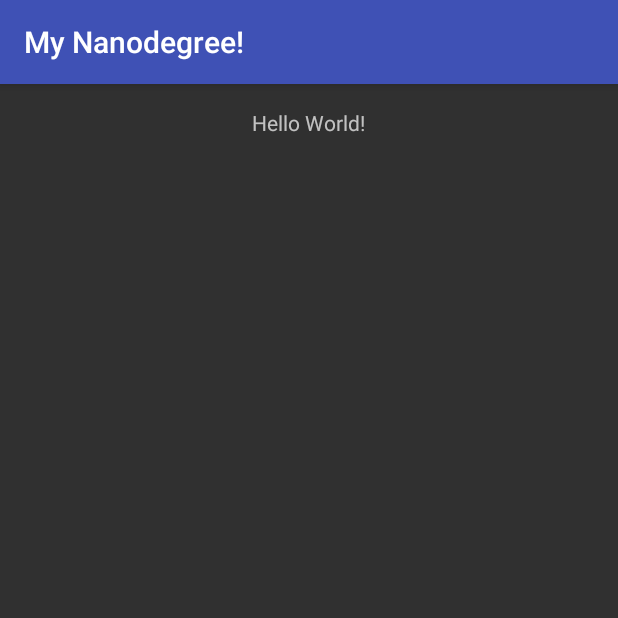
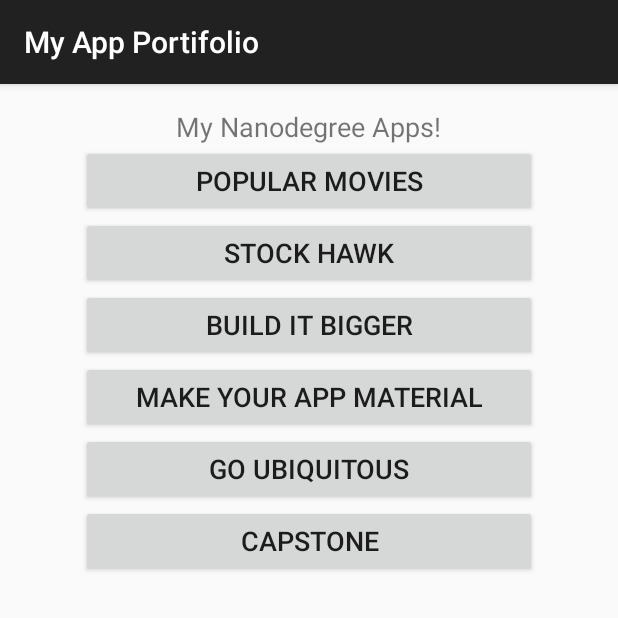
Before and after one commit to ericksonDyeggo/myandroidnanodegree, an Android app: the screen it shows after launch (MainActivity), on a phone screen of 412 x 824 dp, the top half of it. Run offline under Robolectric (Android 15) with nearby library versions, the phone set to English and light mode, and no system bars.

Commit message:
Mockup for buttons

```diff
--- a/app/build.gradle
+++ b/app/build.gradle
@@ -26,5 +26,4 @@ dependencies {
     })
     compile 'com.android.support:appcompat-v7:25.1.0'
     testCompile 'junit:junit:4.12'
-    compile 'org.androidannotations:androidannotations:4.2.0'
 }
--- a/app/src/main/AndroidManifest.xml
+++ b/app/src/main/AndroidManifest.xml
@@ -7,7 +7,7 @@
         android:icon="@mipmap/ic_launcher"
         android:label="@string/app_name"
         android:supportsRtl="true"
-        android:theme="@style/AppTheme" >
+        android:theme="@style/Theme.AppCompat.Light.DarkActionBar" >
         <activity android:name=".MainActivity" >
             <intent-filter>
                 <action android:name="android.intent.action.MAIN" />
--- a/app/src/main/java/com/mynanodegree/erickson/MainActivity.java
+++ b/app/src/main/java/com/mynanodegree/erickson/MainActivity.java
@@ -2,6 +2,9 @@ package com.mynanodegree.erickson;
 
 import android.support.v7.app.AppCompatActivity;
 import android.os.Bundle;
+import android.view.View;
+import android.widget.Button;
+import android.widget.Toast;
 
 public class MainActivity extends AppCompatActivity {
 
@@ -10,4 +13,18 @@ public class MainActivity extends AppCompatActivity {
         super.onCreate(savedInstanceState);
         setContentView(R.layout.activity_main);
     }
+
+    public void mockUpClick(View v) {
+        Button b = (Button) v;
+
+        String message = (String) this.getText(R.string.mockup_message);
+
+        String msg_toast = String.format(message, b.getText().toString());
+
+        Toast.makeText(
+                this
+                , msg_toast
+                , Toast.LENGTH_SHORT
+        ).show();
+    }
 }
--- a/app/src/main/res/layout/activity_main.xml
+++ b/app/src/main/res/layout/activity_main.xml
@@ -1,20 +1,58 @@
 <?xml version="1.0" encoding="utf-8"?>
-<RelativeLayout
-    xmlns:android="http://schemas.android.com/apk/res/android"
+<LinearLayout xmlns:android="http://schemas.android.com/apk/res/android"
     xmlns:tools="http://schemas.android.com/tools"
-    android:id="@+id/activity_main"
     android:layout_width="match_parent"
     android:layout_height="match_parent"
+    android:orientation="horizontal"
+    android:gravity="center_horizontal"
+    android:paddingBottom="@dimen/activity_vertical_margin"
     android:paddingLeft="@dimen/activity_horizontal_margin"
     android:paddingRight="@dimen/activity_horizontal_margin"
     android:paddingTop="@dimen/activity_vertical_margin"
-    android:paddingBottom="@dimen/activity_vertical_margin"
+    android:weightSum="1"
     tools:context="com.mynanodegree.erickson.MainActivity">
 
-    <TextView
-        android:layout_width="wrap_content"
-        android:layout_height="wrap_content"
-        android:text="Hello World!"
-        android:layout_alignParentTop="true"
-        android:layout_centerHorizontal="true" />
-</RelativeLayout>
+    <LinearLayout
+        android:layout_width="0dp"
+        android:layout_height="match_parent"
+        android:layout_weight="0.8"
+        android:gravity="center_horizontal"
+        android:orientation="vertical">
+
+        <TextView
+            style="@style/ActivityMainSubtitle"
+            android:text="@string/main_title" />
+
+        <Button
+            style="@style/ActivityMainButton"
+            android:onClick="mockUpClick"
+            android:text="@string/btn_txt_popular_movies" />
+
+        <Button
+            style="@style/ActivityMainButton"
+            android:onClick="mockUpClick"
+            android:text="@string/btn_txt_stock_hawk" />
+
+        <Button
+            style="@style/ActivityMainButton"
+            android:onClick="mockUpClick"
+            android:text="@string/btn_txt_build_it_bigger" />
+
+        <Button
+            style="@style/ActivityMainButton"
+            android:onClick="mockUpClick"
+            android:text="@string/btn_txt_make_your_app_material" />
+
+        <Button
+            style="@style/ActivityMainButton"
+            android:onClick="mockUpClick"
+            android:text="@string/btn_txt_go_ubiquitous" />
+
+        <Button
+            style="@style/ActivityMainButton"
+            android:onClick="mockUpClick"
+            android:text="@string/btn_txt_capstone" />
+
+    </LinearLayout>
+
+</LinearLayout>
--- a/app/src/main/res/values/dimens.xml
+++ b/app/src/main/res/values/dimens.xml
@@ -5,4 +5,7 @@
 
     <!--Default size for titles-->
     <dimen name="activity_title_size">18sp</dimen>
+
+    <!--Default size of buttons letter-->
+    <dimen name="button_text_size">18sp</dimen>
 </resources>
--- a/app/src/main/res/values/strings.xml
+++ b/app/src/main/res/values/strings.xml
@@ -1,3 +1,16 @@
 <resources>
-    <string name="app_name">My Nanodegree!</string>
+    <string name="app_name">My App Portifolio</string>
+
+    <string name="main_title">My Nanodegree Apps!</string>
+
+    <!--Buttons-->
+    <string name="btn_txt_popular_movies">Popular Movies</string>
+    <string name="btn_txt_stock_hawk">Stock Hawk</string>
+    <string name="btn_txt_build_it_bigger">Build it Bigger</string>
+    <string name="btn_txt_make_your_app_material">Make Your App Material</string>
+    <string name="btn_txt_go_ubiquitous">Go Ubiquitous</string>
+    <string name="btn_txt_capstone">Capstone</string>
+
+    <!--Mockup message-->
+    <string name="mockup_message">This button will launch my %s app!</string>
 </resources>
--- a/app/src/main/res/values/styles.xml
+++ b/app/src/main/res/values/styles.xml
@@ -1,14 +1,16 @@
 <resources>
 
-    <!-- Base application theme. -->
-    <style name="AppTheme" parent="Theme.AppCompat">
-        <!-- Customize your theme here. -->
-        <item name="colorPrimary">@color/colorPrimary</item>
-        <item name="colorPrimaryDark">@color/colorPrimaryDark</item>
-        <item name="colorAccent">@color/colorAccent</item>
+    <style name="ActivityMainSubtitle">
+        <item name="android:layout_height">wrap_content</item>
+        <item name="android:layout_width">wrap_content</item>
+        <item name="android:textSize">@dimen/activity_title_size</item>
+    </style>
 
-        <!--Customization for titles-->
-        <item name="titleTextColor">#ffffff</item>
+    <style name="ActivityMainButton">
+        <item name="android:layout_height">wrap_content</item>
+        <item name="android:layout_width">match_parent</item>
+        <item name="android:textSize">@dimen/button_text_size</item>
+        <item name="android:textAllCaps">true</item>
     </style>
 
 </resources>
```
Also changed, not shown: 1 other file.
